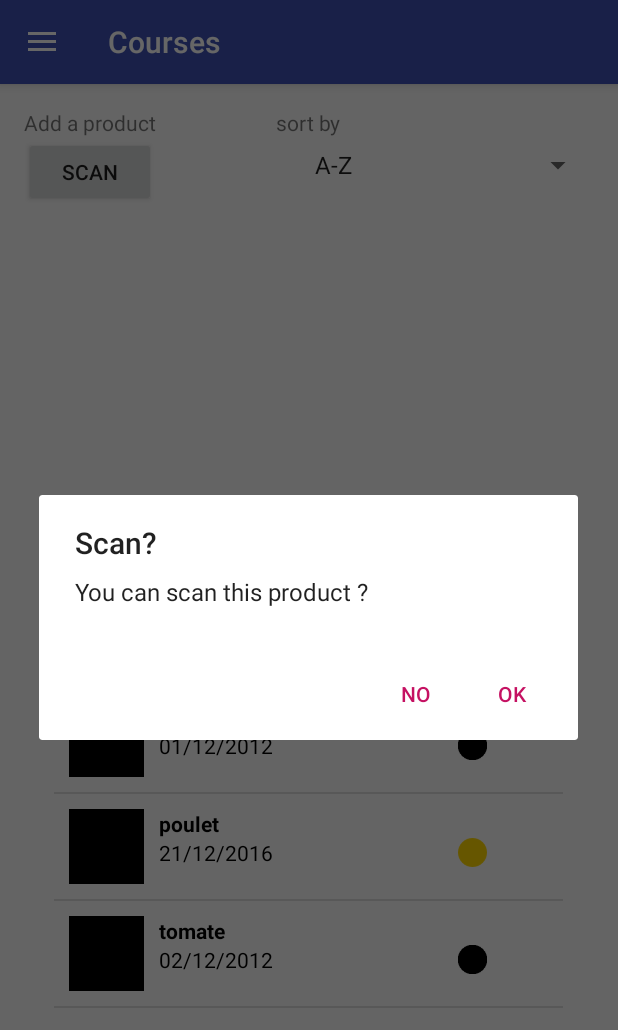
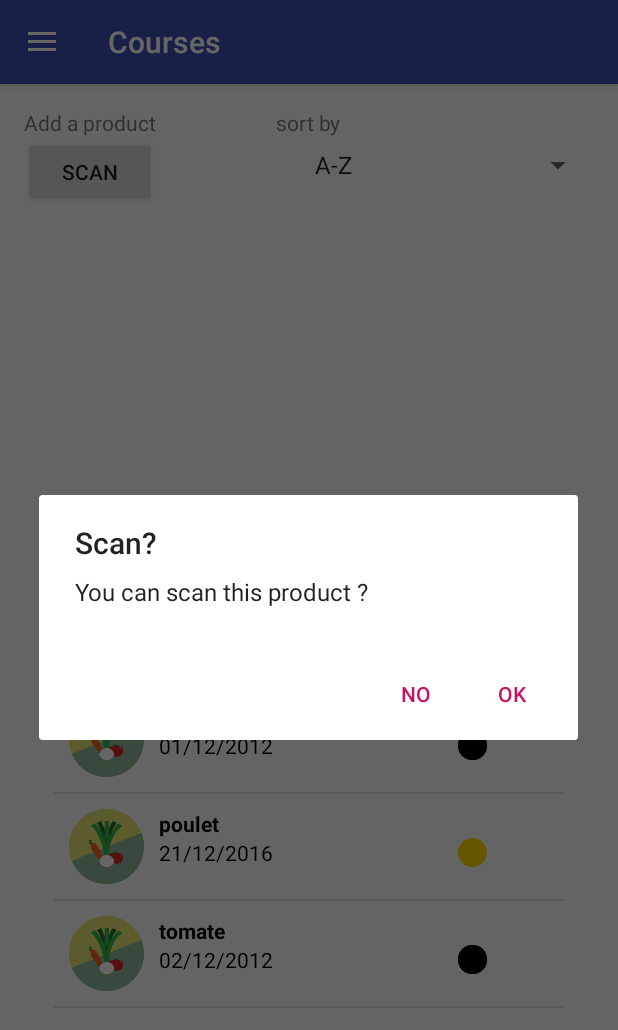
Before and after one commit to StevenMad/Foodamental, an Android app: the Courses screen opened directly, with no data from a screen before it, after a tap on "SCAN", on a phone screen of 412 x 824 dp. Shown: the top 1030 px of the screen. Run offline under Robolectric (Android 15) with nearby library versions, the phone set to English and light mode, and no system bars; our stand-ins replace Volley; libraries missing offline, so code that uses them is left out: com.google.zxing.integration; network calls fail.

Commit message:
commit images cate
commit images cate

```diff
--- a/app/src/main/java/com/foodamental/activity/ActivityNoScan.java
+++ b/app/src/main/java/com/foodamental/activity/ActivityNoScan.java
@@ -158,8 +158,8 @@ public class ActivityNoScan extends Activity implements View.OnClickListener {
     public void onClick(View v) {
         if (v.getId() == R.id.buttonAdd) {
             //ProductDB dbproduct = new ProductDB();
-            String quantityString = edit.getText().toString();
-            String name = editName.getText().toString();
+            String quantityString = edit.getText().toString().trim();
+            String name = editName.getText().toString().trim();
             if (quantityString.equals("") || name.equals("") || quantityString == null
                     || name == null) {
                 Toast.makeText(getApplicationContext(), "Please fill in all the details ", Toast.LENGTH_SHORT).show();
--- a/app/src/main/java/com/foodamental/activity/Courses.java
+++ b/app/src/main/java/com/foodamental/activity/Courses.java
@@ -49,12 +49,33 @@ import java.util.concurrent.TimeUnit;
 public class Courses extends AppCompatActivity implements NavigationView.OnNavigationItemSelectedListener {
 
     private static Context context;
+    View.OnClickListener actions = new View.OnClickListener() {
+        public void onClick(View v) {
+            AlertDialog.Builder adb = new AlertDialog.Builder(Courses.this);
+            adb.setTitle("Scan?");
+            adb.setMessage("You can scan this product ? ");
+            adb.setNegativeButton("No", new AlertDialog.OnClickListener() {
+                public void onClick(DialogInterface dialog, int which) {
+                    Intent intentProduct = new Intent(getApplicationContext(), ActivityNoScan.class);
+                    startActivity(intentProduct);
+                }
+            });
+            adb.setPositiveButton("Ok", new AlertDialog.OnClickListener() {
+                public void onClick(DialogInterface dialog, int which) {
+                    openCamera();
+                }
+            });
+            adb.show();
+        }
+
+    };
     private ListView mListView;
     private List<Tweet> tweets;
     private TweetAdapter adapter;
     private FrigoDB frigo = new FrigoDB();
     private OtherFrigoProductDB frigoOther = new OtherFrigoProductDB();
     private int[] color = {R.drawable.green, R.drawable.yellow, R.drawable.red, R.drawable.black};
+    private int[] category = {R.drawable.fruit, R.drawable.legumes, R.drawable.huile, R.drawable.fromage, R.drawable.oeuf, R.drawable.steak, R.drawable.fish, R.drawable.boisson, R.drawable.cereales};
     private SimpleDateFormat myFormat = new SimpleDateFormat("dd/MM/yyyy");
     private String[] arraySpinner;
     private Spinner s;
@@ -150,7 +171,7 @@ public class Courses extends AppCompatActivity implements NavigationView.OnNavig
 
         List<FrigoObject> produit = frigo.getAllProduct();
         for (FrigoObject prod : produit) {
-            tweets.add(new Tweet(Color.BLACK, prod.getName(), myFormat.format(prod.getDatePerempt()), prod.getIdFrigo(), getColorByDate(prod.getDatePerempt()), prod.getTypeOFBase()));
+            tweets.add(new Tweet(category[prod.getCategory()], prod.getName(), myFormat.format(prod.getDatePerempt()), prod.getIdFrigo(), getColorByDate(prod.getDatePerempt()), prod.getTypeOFBase()));
         }
         return tweets;
     }
@@ -167,6 +188,8 @@ public class Courses extends AppCompatActivity implements NavigationView.OnNavig
         return MyMenu.onNavigationItemSelected(this, this, item);
     }
 
+    /*-- buttons --*/
+
     private int getColorByDate(Date date) {
         Date dateCurrent = new Date();
         long diff = date.getTime() - dateCurrent.getTime();
@@ -180,8 +203,6 @@ public class Courses extends AppCompatActivity implements NavigationView.OnNavig
         else
             return color[3];
     }
-
-    /*-- buttons --*/
 
     private void triList(String param) {
         if (param.equals("A-Z")) {
@@ -211,8 +232,6 @@ public class Courses extends AppCompatActivity implements NavigationView.OnNavig
 
     /**
      * Fonction ouverture du scan
-     *
-     *
      */
     public void openCamera() {
         new IntentIntegrator(this).initiateScan();
@@ -270,27 +289,6 @@ public class Courses extends AppCompatActivity implements NavigationView.OnNavig
 
     }
 
-    View.OnClickListener actions = new View.OnClickListener() {
-        public void onClick(View v) {
-            AlertDialog.Builder adb = new AlertDialog.Builder(Courses.this);
-            adb.setTitle("Scan?");
-            adb.setMessage("You can scan this product ? ");
-            adb.setNegativeButton("No", new AlertDialog.OnClickListener() {
-                public void onClick(DialogInterface dialog, int which) {
-                    Intent intentProduct = new Intent(getApplicationContext(), ActivityNoScan.class);
-                    startActivity(intentProduct);
-                }
-            });
-            adb.setPositiveButton("Ok", new AlertDialog.OnClickListener() {
-                public void onClick(DialogInterface dialog, int which) {
-                   openCamera();
-                }
-            });
-            adb.show();
-        }
-
-    };
-
     @Override
     public void onBackPressed() {
         Intent intentProduct = new Intent(getApplicationContext(), MyMainPage.class);
--- a/app/src/main/java/com/foodamental/util/TweetAdapter.java
+++ b/app/src/main/java/com/foodamental/util/TweetAdapter.java
@@ -46,7 +46,7 @@ public class TweetAdapter extends ArrayAdapter<Tweet> {
         //il ne reste plus qu'à remplir notre vue
         viewHolder.pseudo.setText(tweet.getPseudo());
         viewHolder.text.setText(tweet.getText());
-        viewHolder.avatar.setImageDrawable(new ColorDrawable(tweet.getAvatar()));
+        viewHolder.avatar.setImageResource(tweet.getAvatar());
         viewHolder.circleForDate.setImageResource((tweet.getCircle()));
 
         return convertView;
```
Also changed, not shown: app/src/main/java/com/foodamental/activity/ProductActivity.java (+5 -5 lines), app/src/main/res/drawable/boisson.png (added), app/src/main/res/drawable/cereales.jpeg (added), app/src/main/res/drawable/fish.png (added), app/src/main/res/drawable/fromage.png (added), app/src/main/res/drawable/fruit.png (added).
